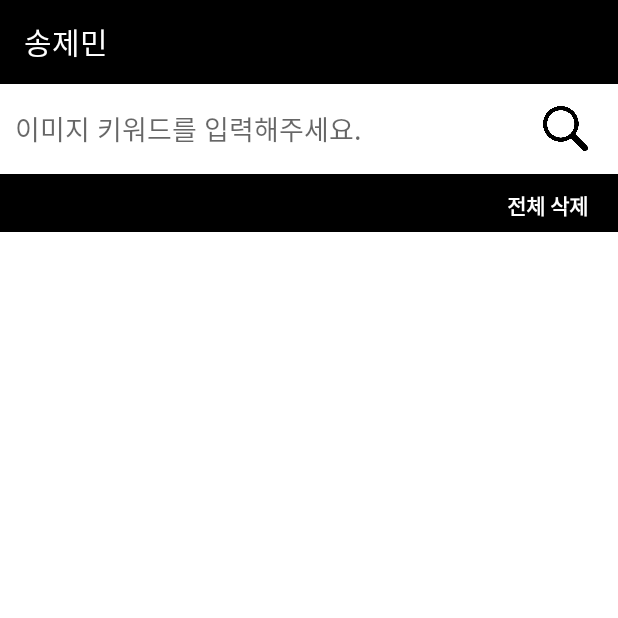
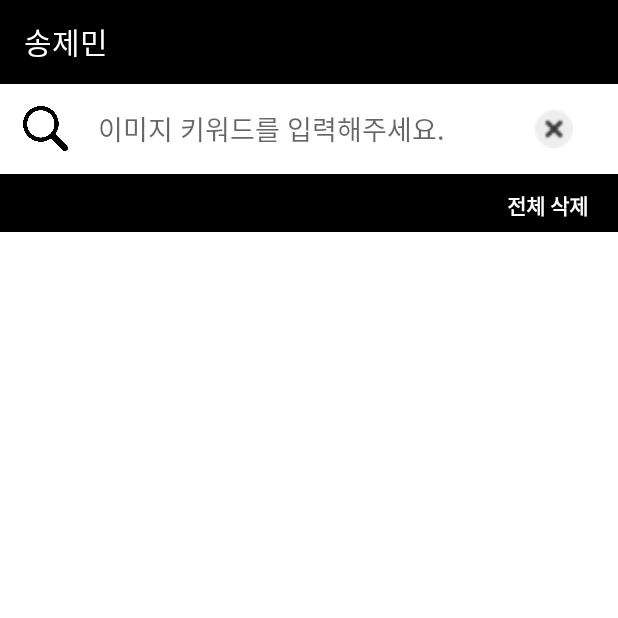
Before and after one commit to SongJemin/ImageSearchApp, an Android app: the screen it shows after launch (MainActivity), on a phone screen of 412 x 824 dp, the top half of it. Run offline under Robolectric (Android 15) with nearby library versions, the phone set to English and light mode, and no system bars; our stand-ins replace Room's generated code, RxJava, data binding; pictures from the network do not load.

Commit message:
Modify all_disign

```diff
--- a/app/src/main/AndroidManifest.xml
+++ b/app/src/main/AndroidManifest.xml
@@ -15,8 +15,7 @@
         <activity android:name=".ui.webview.WebViewActivity">
         </activity>
         <activity
-                android:name=".ui.detail.ImageDetailActivity"
-                android:theme="@style/Theme.TransparentInfo"/>
+                android:name=".ui.detail.ImageDetailActivity"/>
         <activity android:name=".ui.main.MainActivity">
             <intent-filter>
                 <action android:name="android.intent.action.MAIN"/>
--- a/app/src/main/java/com/jem/imagesearchapp/ui/detail/ImageDetailActivity.kt
+++ b/app/src/main/java/com/jem/imagesearchapp/ui/detail/ImageDetailActivity.kt
@@ -21,6 +21,7 @@ class ImageDetailActivity : Activity() {
         var datetime : String = intent.getStringExtra("datetime")
         var width : Int = intent.getIntExtra("width", 0)
         var height : Int = intent.getIntExtra("height", 0)
+        var collection : String = intent.getStringExtra("collection")
 
         var requestManager : RequestManager = Glide.with(this)
 
@@ -33,6 +34,7 @@ class ImageDetailActivity : Activity() {
         detail_date_tv.text = datetime
         detail_size_width_tv.text = "width : " + width
         detail_size_height_tv.text = "height : " + height
+        detail_collec_tv.text = collection
 
         // title 클릭 시
         detail_title_tv.setOnClickListener {
@@ -47,8 +49,8 @@ class ImageDetailActivity : Activity() {
             startActivity(intent)
         }
 
-        // 이미지 위에 투명 배경 클릭 시
-        detail_top_rl.setOnClickListener {
+        // 이전 버튼 클릭 시
+        detail_prev_btn.setOnClickListener {
             var intent = Intent()
             setResult(30, intent)
             finish()
--- a/app/src/main/res/layout/activity_main.xml
+++ b/app/src/main/res/layout/activity_main.xml
@@ -35,12 +35,14 @@
                     android:id="@+id/main_search_bar_edit"
                     android:layout_width="match_parent"
                     android:layout_height="match_parent"
-                    android:paddingLeft="10dp"
+                    android:paddingLeft="25dp"
                     android:paddingRight="30dp"
+                    android:layout_marginHorizontal="40dp"
                     android:hint="이미지 키워드를 입력해주세요."
                     android:background="@color/transparent"
                     android:imeOptions="actionSearch"
                     android:inputType="text"
+
                     />
 
             <Button
@@ -48,9 +50,18 @@
                     android:layout_width="30dp"
                     android:layout_height="30dp"
                     android:background="@drawable/search_icon"
+                    android:layout_centerVertical="true"
+                    android:layout_marginStart="15dp"
+                    />
+
+            <Button
+                    android:id="@+id/main_search_delete_btn"
+                    android:layout_width="25dp"
+                    android:layout_height="25dp"
+                    android:layout_centerVertical="true"
                     android:layout_alignParentRight="true"
-                    android:layout_centerVertical="true"
-                    android:layout_marginRight="20dp"
+                    android:layout_marginRight="30dp"
+                    android:background="@drawable/edit_delete"
                     />
 
         </RelativeLayout>
@@ -126,27 +137,18 @@
                     android:layout_width="match_parent"
                     android:layout_height="match_parent">
 
-                <TextView
+                <ImageView
                         android:layout_width="wrap_content"
                         android:layout_height="wrap_content"
                         android:text="검색 결과가 없습니다!!"
                         android:textSize="15sp"
                         android:textColor="#484848"
                         android:textStyle="bold"
+                        android:src="@drawable/default_main"
                         android:layout_centerHorizontal="true"
-                        android:layout_marginTop="217.3dp"
+                        android:layout_centerVertical="true"
                         />
-                <TextView
-                        android:layout_width="wrap_content"
-                        android:layout_height="wrap_content"
-                        android:text="상단의 검색바를 이용해서 키워드로 이미지를 검색해주세요!"
-                        android:textSize="13sp"
-                        android:textColor="#a2a2a2"
-                        android:textStyle="bold"
-                        android:layout_centerHorizontal="true"
-                        android:layout_marginTop="244.3dp"
-                        android:gravity="center"
-                        />
+
 
             </RelativeLayout>
 
```
Also changed, not shown: app/src/main/java/com/jem/imagesearchapp/ui/main/MainActivity.kt (+12 -3 lines), app/src/main/res/layout/activity_image_detail.xml (+24 -1 lines), app/src/main/res/drawable/arrow_left.png (added), app/src/main/res/drawable/default_main.png (added), app/src/main/res/drawable/edit_delete.png (added), app/src/main/res/drawable/no_data.PNG (added), app/src/main/res/drawable/prev_icon.png, app/src/main/res/drawable/search.png (added).
